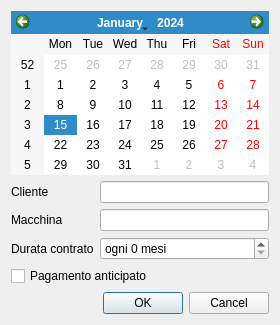
Before: the Qt Designer form new_machine.ui in ZeeD/calendar, drawn with Qt 5.
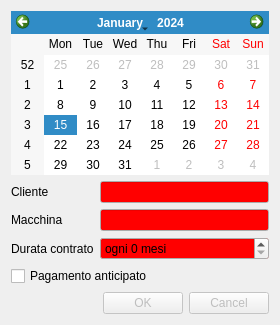
After: the same form once the commit is applied.

Commit message: Many little fixes Makefile   * Don't trow error on rm calendar.sql   * add "not null" clauses dbhandler.py   * add HeaderTable.headerData method   * add HeaderTable.add_new_machine method main.py   * resize columns to contents main.ui   * visual gliches new_machine.py   * add NewMachine.exec_ method   * add NewMachine.set_color method   * add NewMachine.on_(Cliente|Macchina|DeltaMesi)_textChanged methods   * add check_all method   * add __str__ method (to remove) new_machine.ui   * Cliente, Macchina and DeltaMesi widgets background is red   * buttonBox is disabled proto.py   * deleted

What changed in the file:
```diff
--- a/new_machine.ui
+++ b/new_machine.ui
@@ -30,7 +30,45 @@
       </widget>
      </item>
      <item row="0" column="1">
-      <widget class="QLineEdit" name="Cliente"/>
+      <widget class="QLineEdit" name="Cliente">
+       <property name="palette">
+        <palette>
+         <active>
+          <colorrole role="Base">
+           <brush brushstyle="SolidPattern">
+            <color alpha="255">
+             <red>255</red>
+             <green>0</green>
+             <blue>0</blue>
+            </color>
+           </brush>
+          </colorrole>
+         </active>
+         <inactive>
+          <colorrole role="Base">
+           <brush brushstyle="SolidPattern">
+            <color alpha="255">
+             <red>255</red>
+             <green>0</green>
+             <blue>0</blue>
+            </color>
+           </brush>
+          </colorrole>
+         </inactive>
+         <disabled>
+          <colorrole role="Base">
+           <brush brushstyle="SolidPattern">
+            <color alpha="255">
+             <red>255</red>
+             <green>255</green>
+             <blue>255</blue>
+            </color>
+           </brush>
+          </colorrole>
+         </disabled>
+        </palette>
+       </property>
+      </widget>
      </item>
      <item row="1" column="0">
       <widget class="QLabel" name="label_2">
@@ -43,7 +81,45 @@
       </widget>
      </item>
      <item row="1" column="1">
-      <widget class="QLineEdit" name="Macchina"/>
+      <widget class="QLineEdit" name="Macchina">
+       <property name="palette">
+        <palette>
+         <active>
+          <colorrole role="Base">
+           <brush brushstyle="SolidPattern">
+            <color alpha="255">
+             <red>255</red>
+             <green>0</green>
+             <blue>0</blue>
+            </color>
+           </brush>
+          </colorrole>
+         </active>
+         <inactive>
+          <colorrole role="Base">
+           <brush brushstyle="SolidPattern">
+            <color alpha="255">
+             <red>255</red>
+             <green>0</green>
+             <blue>0</blue>
+            </color>
+           </brush>
+          </colorrole>
+         </inactive>
+         <disabled>
+          <colorrole role="Base">
+           <brush brushstyle="SolidPattern">
+            <color alpha="255">
+             <red>255</red>
+             <green>255</green>
+             <blue>255</blue>
+            </color>
+           </brush>
+          </colorrole>
+         </disabled>
+        </palette>
+       </property>
+      </widget>
      </item>
      <item row="2" column="0">
       <widget class="QLabel" name="label_3">
@@ -57,6 +133,43 @@
      </item>
      <item row="2" column="1">
       <widget class="QSpinBox" name="DeltaMesi">
+       <property name="palette">
+        <palette>
+         <active>
+          <colorrole role="Base">
+           <brush brushstyle="SolidPattern">
+            <color alpha="255">
+             <red>255</red>
+             <green>0</green>
+             <blue>0</blue>
+            </color>
+           </brush>
+          </colorrole>
+         </active>
+         <inactive>
+          <colorrole role="Base">
+           <brush brushstyle="SolidPattern">
+            <color alpha="255">
+             <red>255</red>
+             <green>0</green>
+             <blue>0</blue>
+            </color>
+           </brush>
+          </colorrole>
+         </inactive>
+         <disabled>
+          <colorrole role="Base">
+           <brush brushstyle="SolidPattern">
+            <color alpha="255">
+             <red>255</red>
+             <green>255</green>
+             <blue>255</blue>
+            </color>
+           </brush>
+          </colorrole>
+         </disabled>
+        </palette>
+       </property>
        <property name="suffix">
         <string> mesi</string>
        </property>
@@ -76,6 +189,9 @@
    </item>
    <item>
     <widget class="QDialogButtonBox" name="buttonBox">
+     <property name="enabled">
+      <bool>false</bool>
+     </property>
      <property name="standardButtons">
       <set>QDialogButtonBox::Cancel|QDialogButtonBox::Ok</set>
      </property>
```
The commit also changes 7 other files.
